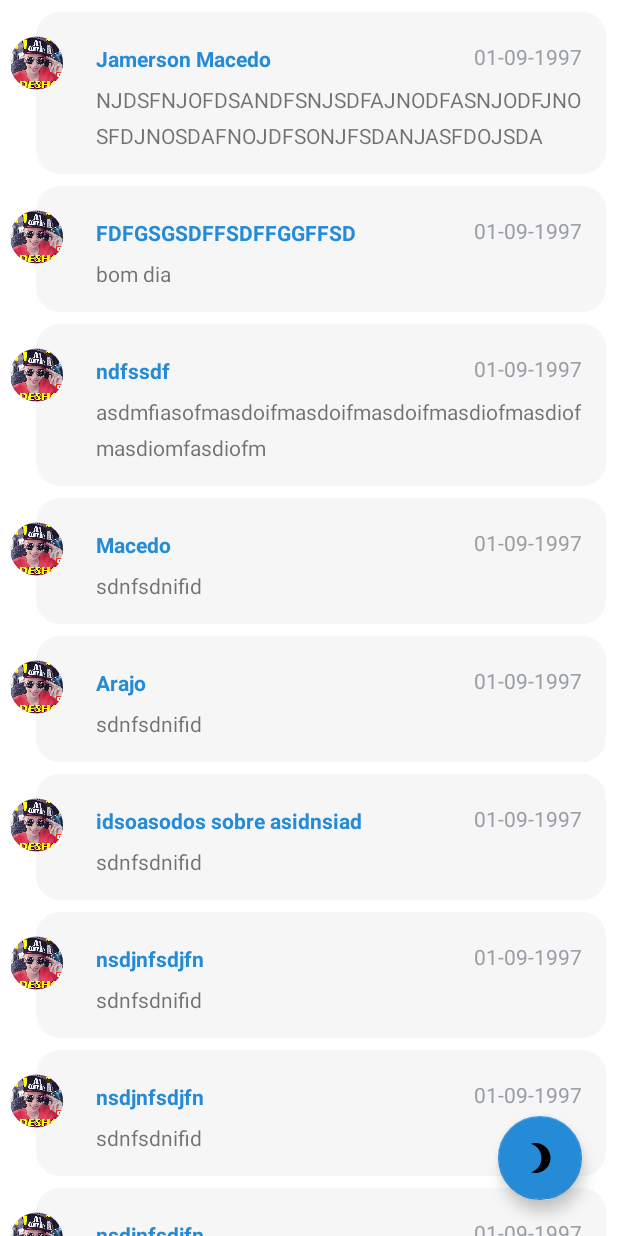
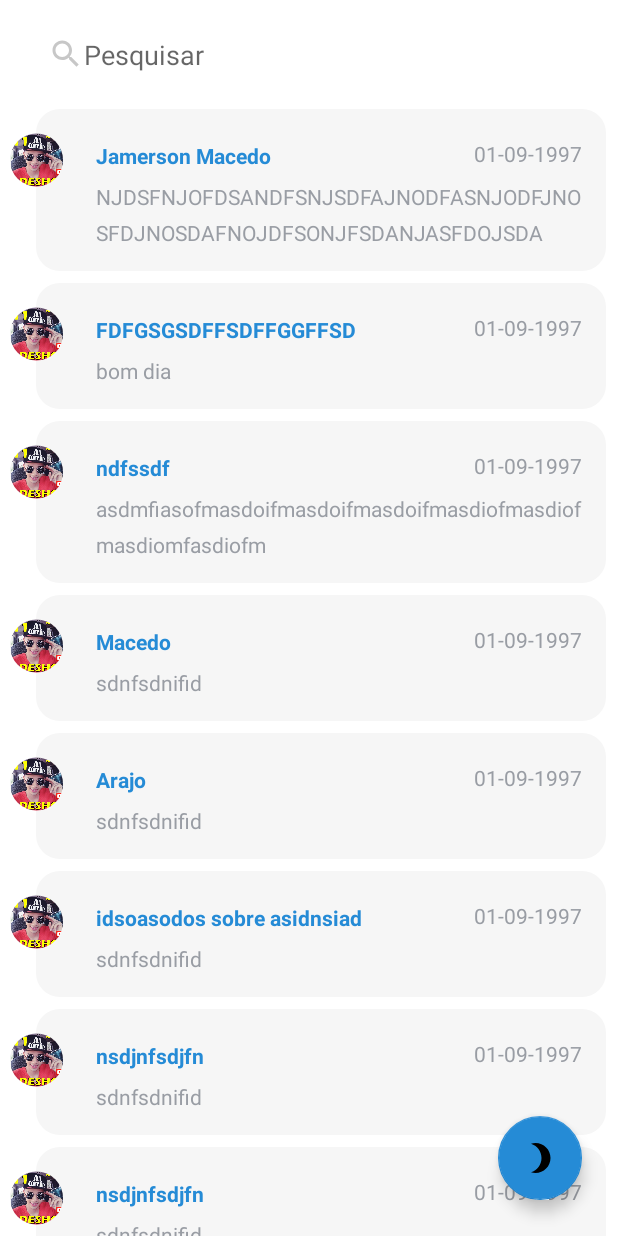
Before and after one commit to jamerson-macedo/RecyclerViewAnimado, an Android app: the screen it shows after launch (MainActivity), on a phone screen of 412 x 824 dp. Run offline under Robolectric (Android 15) with nearby library versions, the phone set to English and light mode, and no system bars; our stand-ins replace CircleImageView.

Commit message:
adicionado o botao pesquisar

```diff
--- a/app/src/main/java/com/organizze/jmdevelopers/recyclerviewanimado/ItemAdapter.java
+++ b/app/src/main/java/com/organizze/jmdevelopers/recyclerviewanimado/ItemAdapter.java
@@ -20,6 +20,13 @@ import de.hdodenhof.circleimageview.CircleImageView;
 public class ItemAdapter extends RecyclerView.Adapter<ItemAdapter.ItemViewHolder> {
     public Context mcontext;
     public ArrayList<Item> mlista;
+    public boolean isdark;
+
+    public ItemAdapter(Context mcontext, ArrayList<Item> mlista, boolean isdark) {
+        this.mcontext = mcontext;
+        this.mlista = mlista;
+        this.isdark = isdark;
+    }
 
     public ItemAdapter(Context mcontext, ArrayList<Item> mlista) {
         this.mcontext = mcontext;
@@ -70,6 +77,20 @@ public class ItemAdapter extends RecyclerView.Adapter<ItemAdapter.ItemViewHolder
             conteudo=itemView.findViewById(R.id.conteudo);
             data=itemView.findViewById(R.id.data);
             titulo=itemView.findViewById(R.id.titulo);
+
+            /// verificar se é preto
+            if(isdark){
+                setbg();
+
+            }
+
+
+        }
+        private void setbg(){
+            relativeLayout.setBackgroundResource(R.drawable.cardbgpreto);
+
+
+
         }
     }
 
--- a/app/src/main/java/com/organizze/jmdevelopers/recyclerviewanimado/MainActivity.java
+++ b/app/src/main/java/com/organizze/jmdevelopers/recyclerviewanimado/MainActivity.java
@@ -1,9 +1,14 @@
 package com.organizze.jmdevelopers.recyclerviewanimado;
 
+import android.content.SharedPreferences;
+import android.content.SharedPreferences.Editor;
+import android.support.constraint.ConstraintLayout;
+import android.support.design.widget.FloatingActionButton;
 import android.support.v7.app.AppCompatActivity;
 import android.os.Bundle;
 import android.support.v7.widget.LinearLayoutManager;
 import android.support.v7.widget.RecyclerView;
+import android.view.View;
 import android.view.Window;
 import android.view.WindowManager;
 
@@ -14,22 +19,44 @@ public class MainActivity extends AppCompatActivity {
     private RecyclerView recyclerView;
     private ArrayList<Item> items;
     private ItemAdapter adapter;
+    private FloatingActionButton floatingActionButton;
+    boolean isDark=false;
+    ConstraintLayout constraintLayout;
 
 
     @Override
-    protected void onCreate(Bundle savedInstanceState) {
+    protected void onCreate(final Bundle savedInstanceState) {
         super.onCreate(savedInstanceState);
         requestWindowFeature(Window.FEATURE_NO_TITLE);
         getWindow().setFlags(WindowManager.LayoutParams.FLAG_FULLSCREEN,WindowManager.LayoutParams.FLAG_FULLSCREEN);
         setContentView(R.layout.activity_main);
         recyclerView=findViewById(R.id.recyclerview);
         recyclerView.setHasFixedSize(true);
+        floatingActionButton=findViewById(R.id.fab);
+        constraintLayout=findViewById(R.id.constraint);
+
         getSupportActionBar().hide();
         // removendo a action bar a TOOLBAR
 
 
 
         items=new ArrayList<>();
+
+        /// carregar o thema
+        isDark=gettheme();
+        if(isDark){
+            constraintLayout.setBackgroundColor(getResources().getColor(R.color.preto));
+
+
+
+        }else{
+            constraintLayout.setBackgroundColor(getResources().getColor(R.color.branco));
+
+
+        }
+
+
+
 
         items.add(new Item("NJDSFNJOFDSANDFSNJSDFAJNODFASNJODFJNOSFDJNOSDAFNOJDFSONJFSDANJASFDOJSDA","Jamerson Macedo","01-09-1997",R.drawable.maxresdefault));
         items.add(new Item("bom dia","FDFGSGSDFFSDFFGGFFSD","01-09-1997",R.drawable.maxresdefault));
@@ -51,9 +78,44 @@ public class MainActivity extends AppCompatActivity {
         items.add(new Item("NJDSFNJOFDSANDFSNJSDFAJNODFASNJODFJNOSFDJNOSDAFNOJDFSONJFSDANJASFDOJSDA","Jamerson Macedo","01-09-1997",R.drawable.maxresdefault));
 
         // adapter
-        adapter=new ItemAdapter(this,items);
+        adapter=new ItemAdapter(this,items,isDark);
         recyclerView.setAdapter(adapter);
         recyclerView.setLayoutManager(new LinearLayoutManager(this));
+        floatingActionButton.setOnClickListener(new View.OnClickListener() {
+            @Override
+            public void onClick(View v) {
+                isDark=!isDark;
+                if(isDark){
+                    constraintLayout.setBackgroundColor(getResources().getColor(R.color.preto));
+
+                }else {
+
+                    constraintLayout.setBackgroundColor(getResources().getColor(R.color.branco));
+
+                }
+                 adapter=new ItemAdapter(getApplicationContext(),items,isDark);
+                recyclerView.setAdapter(adapter);
+                salvartema(isDark);
+
+            }
+        });
+    }
+
+    private void salvartema(boolean isDark) {
+        SharedPreferences sharedPreferences=getApplicationContext().getSharedPreferences("mypref",MODE_PRIVATE);
+        SharedPreferences.Editor editor=sharedPreferences.edit();
+        editor.putBoolean("isdark",isDark);
+        editor.commit();
+
+    }
+    private boolean gettheme(){
+        SharedPreferences sharedPreferences=getApplicationContext().getSharedPreferences("mypref",MODE_PRIVATE);
+        boolean isdark=sharedPreferences.getBoolean("isdark", false);
+        return isdark;
+
+
+
+
 
     }
 }
--- /dev/null
+++ b/app/src/main/res/drawable/ic_search_gray_24dp.xml
@@ -0,0 +1,5 @@
+<vector android:height="24dp" android:tint="#C7C7C7"
+    android:viewportHeight="24.0" android:viewportWidth="24.0"
+    android:width="24dp" xmlns:android="http://schemas.android.com/apk/res/android">
+    <path android:fillColor="#FF000000" android:pathData="M15.5,14h-0.79l-0.28,-0.27C15.41,12.59 16,11.11 16,9.5 16,5.91 13.09,3 9.5,3S3,5.91 3,9.5 5.91,16 9.5,16c1.61,0 3.09,-0.59 4.23,-1.57l0.27,0.28v0.79l5,4.99L20.49,19l-4.99,-5zM9.5,14C7.01,14 5,11.99 5,9.5S7.01,5 9.5,5 14,7.01 14,9.5 11.99,14 9.5,14z"/>
+</vector>
--- /dev/null
+++ b/app/src/main/res/drawable/seach_input.xml
@@ -0,0 +1,7 @@
+<?xml version="1.0" encoding="utf-8"?>
+<shape xmlns:android="http://schemas.android.com/apk/res/android">
+<solid android:color="@color/branco"/>
+    <corners android:radius="32dp"/>
+    <padding android:top="12dp" android:bottom="12dp" android:left="12dp" android:right="12dp"/>
+
+</shape>
--- a/app/src/main/res/layout/activity_main.xml
+++ b/app/src/main/res/layout/activity_main.xml
@@ -12,12 +12,13 @@
         android:id="@+id/recyclerview"
         android:layout_width="0dp"
         android:layout_height="0dp"
+        android:layout_marginTop="8dp"
         android:layout_marginEnd="8dp"
         android:layout_marginRight="8dp"
         app:layout_constraintBottom_toBottomOf="parent"
         app:layout_constraintEnd_toEndOf="parent"
         app:layout_constraintStart_toStartOf="parent"
-        app:layout_constraintTop_toTopOf="parent" />
+        app:layout_constraintTop_toBottomOf="@+id/seach" />
 
     <android.support.design.widget.FloatingActionButton
         android:layout_width="wrap_content"
@@ -30,4 +31,27 @@
         app:layout_constraintBottom_toBottomOf="parent"
         app:layout_constraintEnd_toEndOf="parent" />
 
+    <EditText
+        android:id="@+id/seach"
+        android:layout_width="0dp"
+        android:layout_height="wrap_content"
+        android:layout_marginStart="24dp"
+        android:layout_marginLeft="24dp"
+        android:layout_marginTop="16dp"
+        android:layout_marginEnd="16dp"
+        android:layout_marginRight="16dp"
+        android:background="@drawable/seach_input"
+        android:drawableStart="@drawable/ic_search_gray_24dp"
+        android:drawableLeft="@drawable/ic_search_gray_24dp"
+        android:ems="10"
+        android:hint="Pesquisar"
+        android:inputType="textPersonName"
+        android:padding="8dp"
+        android:textColor="@color/conteudo"
+
+        app:layout_constraintEnd_toEndOf="parent"
+        app:layout_constraintHorizontal_bias="1.0"
+        app:layout_constraintStart_toStartOf="parent"
+        app:layout_constraintTop_toTopOf="parent" />
+
 </android.support.constraint.ConstraintLayout>
--- a/app/src/main/res/layout/items_view.xml
+++ b/app/src/main/res/layout/items_view.xml
@@ -38,6 +38,7 @@
             android:layout_width="match_parent"
             android:layout_height="wrap_content"
             android:layout_below="@id/titulo"
+            android:textColor="@color/conteudo"
             android:layout_alignStart="@+id/titulo"
             android:layout_alignLeft="@+id/titulo"
             android:layout_marginTop="8dp"
@@ -54,6 +55,7 @@
             android:layout_marginTop="20dp"
             android:layout_marginEnd="16dp"
             android:layout_marginRight="16dp"
+
             android:text="TextView"
             android:textColor="@color/conteudo" />
     </RelativeLayout>
```
Also changed, not shown: app/src/main/res/drawable/seach_input_dark.xml (added, +7 -0 lines).
